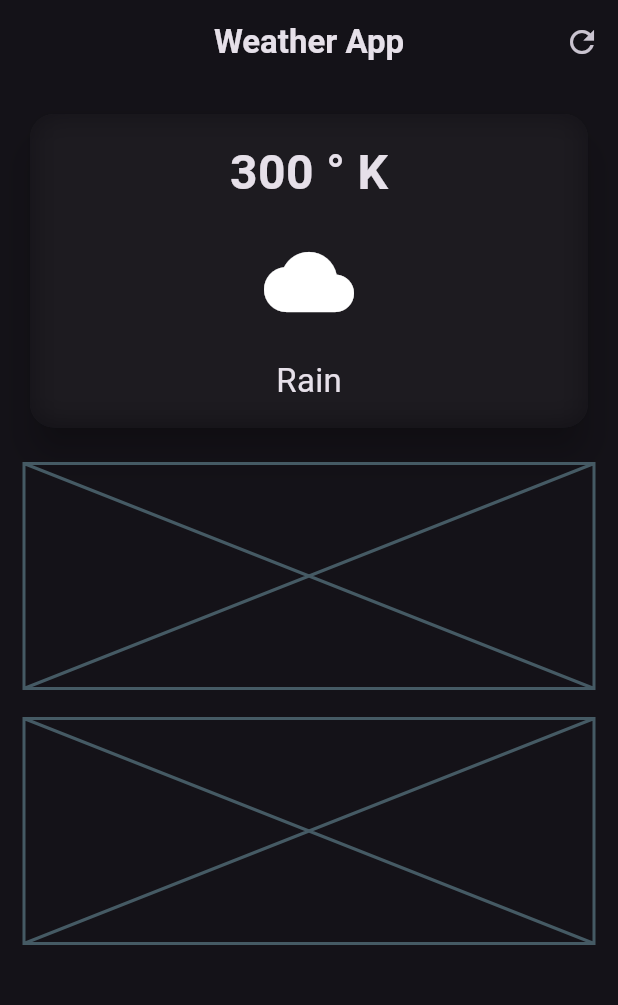
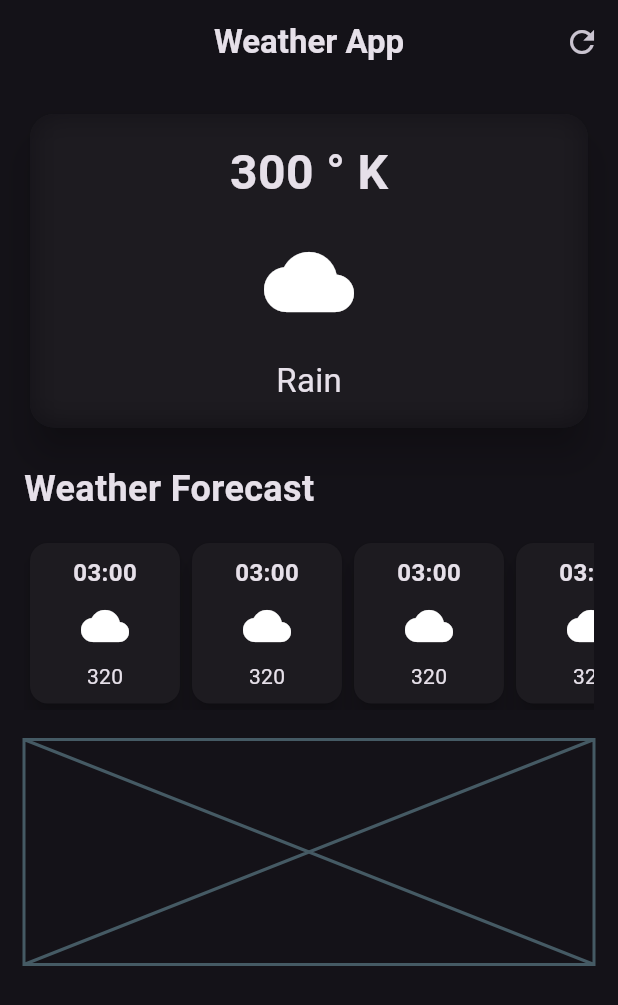
Before and after one commit to Mostafa-Moin26/Flutter-Weather-App, a Flutter app: the screen it shows after launch, on a phone screen of 412 x 824 dp. Shown: the top 1005 px of the screen. Run offline on Flutter 3.47's test engine with Material 3 defaults, Android fonts, the phone set to English and light mode, and no system bars.

Commit message:
weather forecast card created

```diff
--- /dev/null
+++ b/lib/weather_forecast.dart
@@ -0,0 +1,43 @@
+import 'package:flutter/material.dart';
+
+class WeatherForecast extends StatelessWidget {
+  const WeatherForecast({super.key});
+
+  @override
+  Widget build(BuildContext context) {
+    return Card(
+      elevation: 6,
+      child: Container(
+        width: 100,
+        padding: const EdgeInsets.all(8.0),
+        decoration: BoxDecoration(
+          borderRadius: BorderRadius.circular(18),
+        ),
+        child: const Column(
+          children: [
+            Text(
+              '03:00',
+              style: TextStyle(
+                fontSize: 16,
+                fontWeight: FontWeight.bold,
+              ),
+            ),
+            SizedBox(
+              height: 8,
+            ),
+            Icon(
+              Icons.cloud,
+              size: 32,
+            ),
+            SizedBox(
+              height: 8,
+            ),
+            Text(
+              '320',
+            ),
+          ],
+        ),
+      ),
+    );
+  }
+}
--- a/lib/weather_screen.dart
+++ b/lib/weather_screen.dart
@@ -1,6 +1,8 @@
 import 'dart:ui';
 
 import 'package:flutter/material.dart';
+import 'package:flutter/widgets.dart';
+import 'package:weather_app/weather_forecast.dart';
 
 class WeatherScreen extends StatelessWidget {
   const WeatherScreen({super.key});
@@ -80,7 +82,37 @@ class WeatherScreen extends StatelessWidget {
               height: 20,
             ),
 
+            const Align(
+              alignment: Alignment.centerLeft,
+              child: Text(
+                'Weather Forecast',
+                style: TextStyle(
+                  fontSize: 24,
+                  fontWeight: FontWeight.bold,
+                ),
+              ),
+            ),
             // weather forecast card
+            const SizedBox(
+              height: 15,
+            ),
+
+            const SingleChildScrollView(
+              scrollDirection: Axis.horizontal,
+              child: Row(
+                children: [
+                  WeatherForecast(),
+                  WeatherForecast(),
+                  WeatherForecast(),
+                  WeatherForecast(),
+                  WeatherForecast(),
+                ],
+              ),
+            ),
+
+            SizedBox(
+              height: 20,
+            ),
             Placeholder(
               fallbackHeight: 150,
             ),
@@ -89,9 +121,6 @@ class WeatherScreen extends StatelessWidget {
             ),
 
             // additional information card
-            Placeholder(
-              fallbackHeight: 150,
-            ),
           ],
         ),
       ),
```
